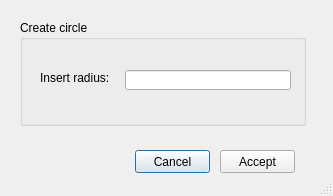
Before: the Qt Designer form ui/cad_add_circle.ui in Giswater/giswater_qgis_plugin, drawn with Qt 5.
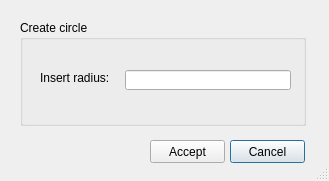
After: the same form once the commit is applied.

Diff of the .ui file:
```diff
--- a/ui/cad_add_circle.ui
+++ b/ui/cad_add_circle.ui
@@ -6,8 +6,8 @@
    <rect>
     <x>0</x>
     <y>0</y>
-    <width>333</width>
-    <height>196</height>
+    <width>329</width>
+    <height>181</height>
    </rect>
   </property>
   <property name="windowTitle">
@@ -19,8 +19,8 @@
   <widget class="QPushButton" name="btn_cancel">
    <property name="geometry">
     <rect>
-     <x>135</x>
-     <y>150</y>
+     <x>230</x>
+     <y>140</y>
      <width>75</width>
      <height>23</height>
     </rect>
@@ -68,8 +68,8 @@
   <widget class="QPushButton" name="btn_accept">
    <property name="geometry">
     <rect>
-     <x>220</x>
-     <y>150</y>
+     <x>150</x>
+     <y>140</y>
      <width>75</width>
      <height>23</height>
     </rect>
```
